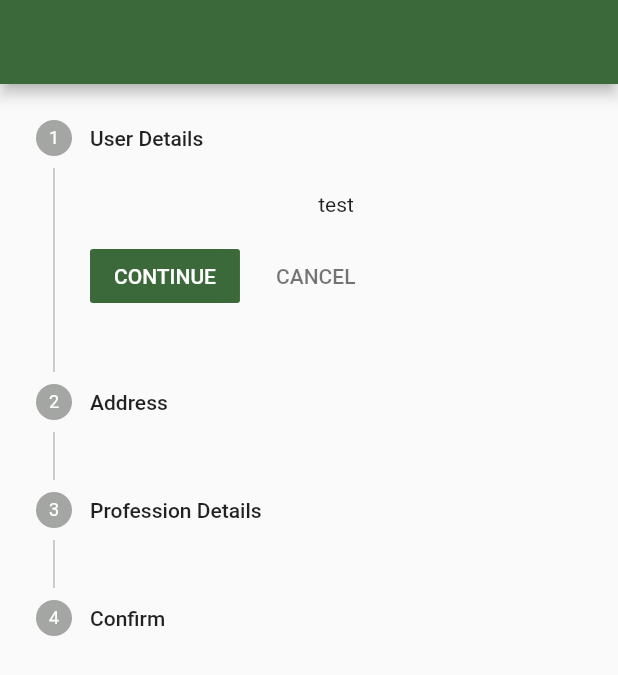
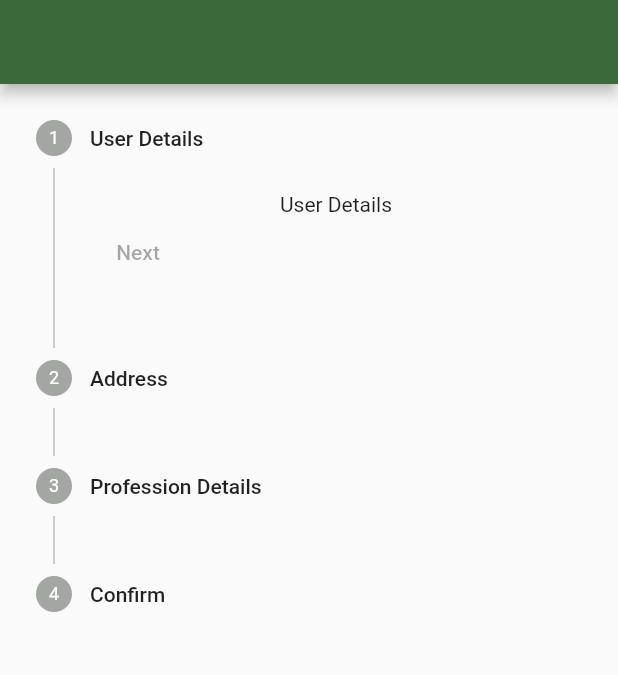
Before and after one commit to Toxicann/useful_widgets, a Flutter app: the screen it shows after launch, on a phone screen of 412 x 824 dp. Shown: the top 675 px of the screen. Run offline on Flutter 3.47's test engine with Material 2 defaults, Android fonts, the phone set to English and light mode, and no system bars.

Commit message:
trying to make it dynamic

```diff
--- a/lib/main.dart
+++ b/lib/main.dart
@@ -1,4 +1,6 @@
 import 'package:flutter/material.dart';
+
+import 'widgets/stepper_widget.dart';
 
 void main() {
   runApp(const MyApp());
@@ -34,45 +36,3 @@ class MyHomePage extends StatelessWidget {
     );
   }
 }
-
-class StepperWidget extends StatefulWidget {
-  const StepperWidget({
-    Key? key,
-  }) : super(key: key);
-
-  @override
-  State<StepperWidget> createState() => _StepperWidgetState();
-}
-
-class _StepperWidgetState extends State<StepperWidget> {
-  int _index = 0;
-  @override
-  Widget build(BuildContext context) {
-    return Stepper(
-      currentStep: _index,
-      onStepContinue: () {
-        if (_index >= 3) return;
-        setState(() {
-          _index++;
-        });
-      },
-      onStepCancel: () {
-        if (_index <= 0) return;
-        setState(() {
-          _index--;
-        });
-      },
-      onStepTapped: ((value) {
-        setState(() {
-          _index = value;
-        });
-      }),
-      steps: const <Step>[
-        Step(title: Text("User Details"), content: Text("test")),
-        Step(title: Text("Address"), content: Text("test")),
-        Step(title: Text("Profession Details"), content: Text("test")),
-        Step(title: Text("Confirm"), content: Text("test")),
-      ],
-    );
-  }
-}
--- /dev/null
+++ b/lib/widgets/stepper_widget.dart
@@ -0,0 +1,78 @@
+import 'package:flutter/material.dart';
+
+class StepperWidget extends StatefulWidget {
+  const StepperWidget({
+    Key? key,
+  }) : super(key: key);
+
+  @override
+  State<StepperWidget> createState() => _StepperWidgetState();
+}
+
+class _StepperWidgetState extends State<StepperWidget> {
+  int _index = 0;
+  List<String> title = [
+    "User Details",
+    "Address",
+    "Profession Details",
+    "Confirm",
+  ];
+  @override
+  Widget build(BuildContext context) {
+    return Stepper(
+      currentStep: _index,
+      onStepTapped: ((value) {
+        setState(() {
+          _index = value;
+        });
+      }),
+
+      //if you donot want custom control buttons
+      // onStepContinue: () {
+      //   if (_index >= 3) return;
+      //   setState(() {
+      //     _index++;
+      //   });
+      // },
+      // onStepCancel: () {
+      //   if (_index <= 0) return;
+      //   setState(() {
+      //     _index--;
+      //   });
+      // },
+
+      // however incase of custom buttons
+      controlsBuilder: (context, details) {
+        return Row(
+          children: _index == 0
+              ? [
+                  TextButton(
+                    onPressed: null,
+                    child: Text("Next"),
+                  )
+                ]
+              : [
+                  TextButton(
+                    onPressed: null,
+                    child: Text("Next"),
+                  ),
+                  TextButton(
+                    onPressed: null,
+                    child: Text("Back"),
+                  )
+                ],
+        );
+      },
+      //static
+      // steps: const <Step>[
+      //   Step(title: Text("User Details"), content: Text("test")),
+      //   Step(title: Text("Address"), content: Text("test")),
+      //   Step(title: Text("Profession Details"), content: Text("test")),
+      //   Step(title: Text("Confirm"), content: Text("test")),
+      // ],
+
+      //dynamic as list of string
+      steps: title.map((e) => Step(title: Text(e), content: Text(e))).toList(),
+    );
+  }
+}
```
